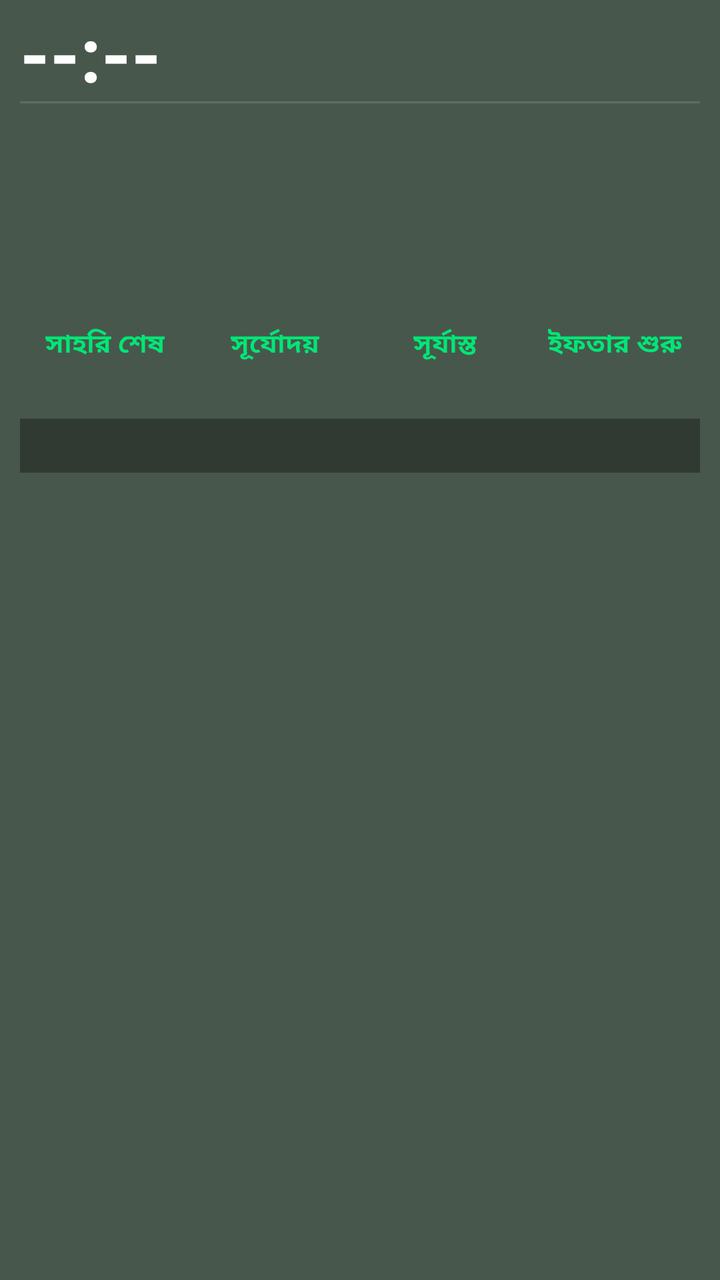
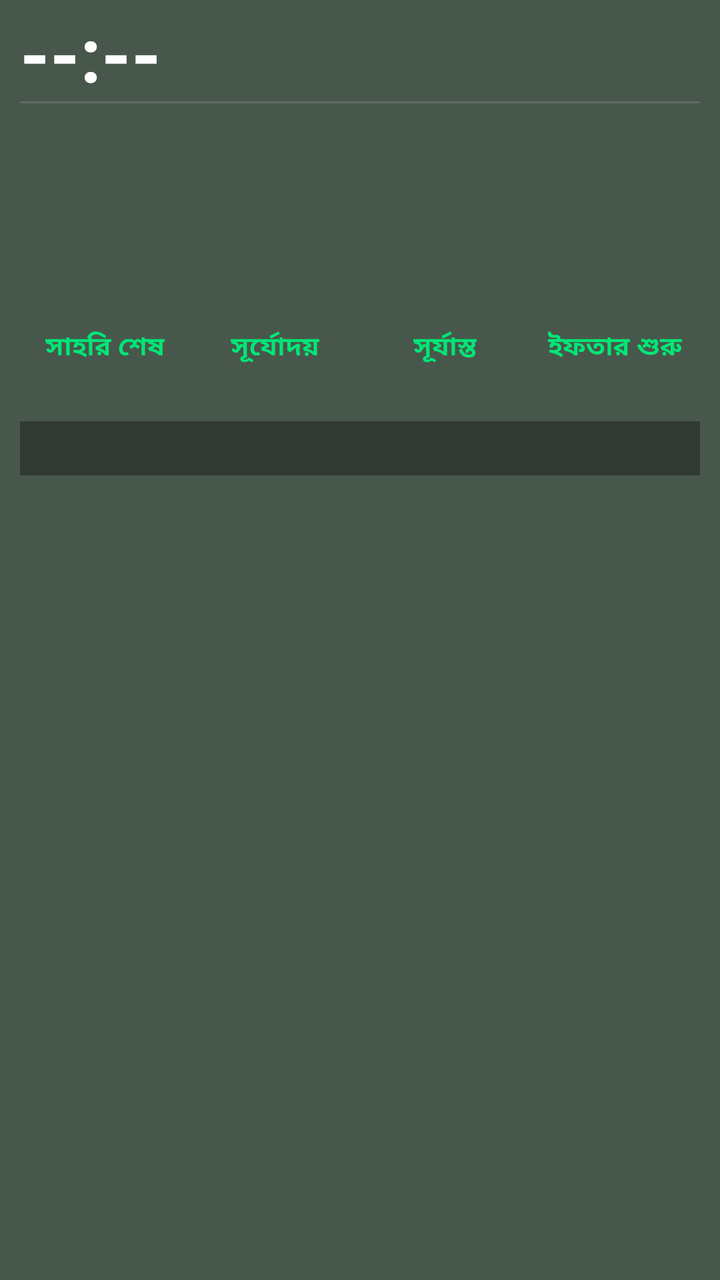

An Android layout rendered at two revisions. The XML below is the earlier revision; the diff shows what the commit changed to produce the second picture.
<!-- AndroidManifest.xml: fallback theme Theme.MaterialComponents.DayNight.NoActionBar -->
<!-- res/layout/prayer_widget_layout.xml -->
<?xml version="1.0" encoding="utf-8"?>
<LinearLayout xmlns:android="http://schemas.android.com/apk/res/android"
    android:layout_width="match_parent"
    android:layout_height="match_parent"
    android:orientation="vertical"
    android:background="@drawable/widget_background"
    android:paddingStart="10dp"
    android:paddingEnd="10dp"
    android:paddingTop="6dp"
    android:paddingBottom="8dp">

    
    <LinearLayout
        android:layout_width="match_parent"
        android:layout_height="wrap_content"
        android:orientation="horizontal"
        android:gravity="top">

        <TextView
            android:id="@+id/widget_time"
            android:layout_width="0dp"
            android:layout_height="wrap_content"
            android:layout_weight="1"
            android:text="--:--"
            android:textColor="#FFFFFF"
            android:textSize="38sp"
            android:textStyle="bold"
            android:includeFontPadding="false"
            android:gravity="start|center_vertical" />

        <LinearLayout
            android:layout_width="wrap_content"
            android:layout_height="wrap_content"
            android:orientation="vertical"
            android:gravity="end">

            <TextView
                android:id="@+id/widget_location"
                android:layout_width="wrap_content"
                android:layout_height="wrap_content"
                android:text=""
                android:textColor="#80DEEA"
                android:textSize="14sp"
                android:textStyle="bold"
                android:gravity="end"
                android:singleLine="true"
                android:ellipsize="end"
                android:maxWidth="180dp" />

            <TextView
                android:id="@+id/widget_weather"
                android:layout_width="wrap_content"
                android:layout_height="wrap_content"
                android:layout_marginTop="2dp"
                android:text=""
                android:textColor="#B0BEC5"
                android:textSize="13sp"
                android:textStyle="bold"
                android:gravity="end"
                android:singleLine="true"
                android:ellipsize="end"
                android:maxWidth="180dp" />

        </LinearLayout>

    </LinearLayout>

    
    <TextView
        android:layout_width="match_parent"
        android:layout_height="1dp"
        android:layout_marginTop="0dp"
        android:layout_marginBottom="2dp"
        android:background="#22FFFFFF"
        android:text="" />

    
    <LinearLayout
        android:layout_width="match_parent"
        android:layout_height="wrap_content"
        android:orientation="horizontal">

        
        <LinearLayout
            android:layout_width="0dp"
            android:layout_height="wrap_content"
            android:layout_weight="1"
            android:orientation="vertical">

            <TextView
                android:id="@+id/widget_waqt_name"
                android:layout_width="wrap_content"
                android:layout_height="wrap_content"
                android:text=""
                android:textColor="#FFFFFF"
                android:textSize="20sp"
                android:textStyle="bold" />

            <TextView
                android:id="@+id/widget_waqt_range"
                android:layout_width="wrap_content"
                android:layout_height="wrap_content"
                android:layout_marginTop="2dp"
                android:text=""
                android:textColor="#ECEFF1"
                android:textSize="18sp"
                android:textStyle="bold" />

            <TextView
                android:id="@+id/widget_waqt_remaining_label"
                android:layout_width="wrap_content"
                android:layout_height="wrap_content"
                android:layout_marginTop="3dp"
                android:text=""
                android:textColor="#B0BEC5"
                android:textSize="14sp"
                android:textStyle="bold" />

            <TextView
                android:id="@+id/widget_waqt_remaining_value"
                android:layout_width="wrap_content"
                android:layout_height="wrap_content"
                android:layout_marginTop="1dp"
                android:text=""
                android:textColor="#FFFFFF"
                android:textSize="18sp"
                android:textStyle="bold" />

        </LinearLayout>

        
        <LinearLayout
            android:layout_width="0dp"
            android:layout_height="wrap_content"
            android:layout_weight="1"
            android:orientation="vertical">

            <TextView
                android:id="@+id/widget_day"
                android:layout_width="match_parent"
                android:layout_height="wrap_content"
                android:text=""
                android:textColor="#00E676"
                android:textSize="19sp"
                android:textStyle="bold"
                android:singleLine="true"
                android:ellipsize="end"
                android:gravity="end" />

            <TextView
                android:id="@+id/widget_gregorian"
                android:layout_width="match_parent"
                android:layout_height="wrap_content"
                android:layout_marginTop="2dp"
                android:text=""
                android:textColor="#E0E0E0"
                android:textSize="15sp"
                android:textStyle="bold"
                android:gravity="end" />

            <TextView
                android:id="@+id/widget_hijri"
                android:layout_width="match_parent"
                android:layout_height="wrap_content"
                android:layout_marginTop="2dp"
                android:text=""
                android:textColor="#CE93D8"
                android:textSize="15sp"
                android:textStyle="bold"
                android:gravity="end" />

            <TextView
                android:id="@+id/widget_bangla_date"
                android:layout_width="match_parent"
                android:layout_height="wrap_content"
                android:layout_marginTop="2dp"
                android:text=""
                android:textColor="#80DEEA"
                android:textSize="15sp"
                android:textStyle="bold"
                android:gravity="end" />

        </LinearLayout>
    </LinearLayout>

    
    <LinearLayout
        android:layout_width="match_parent"
        android:layout_height="wrap_content"
        android:layout_marginTop="8dp"
        android:orientation="horizontal">

        <LinearLayout
            android:layout_width="0dp"
            android:layout_height="wrap_content"
            android:layout_weight="1"
            android:orientation="vertical"
            android:gravity="center">

            <TextView
                android:id="@+id/widget_sehri_label"
                android:layout_width="wrap_content"
                android:layout_height="wrap_content"
                android:text="সাহরি শেষ"
                android:textColor="#00E676"
                android:textSize="13sp"
                android:textStyle="bold" />

            <TextView
                android:id="@+id/widget_sehri"
                android:layout_width="wrap_content"
                android:layout_height="wrap_content"
                android:text=""
                android:textColor="#00E676"
                android:textSize="16sp"
                android:textStyle="bold" />

        </LinearLayout>

        <LinearLayout
            android:layout_width="0dp"
            android:layout_height="wrap_content"
            android:layout_weight="1"
            android:orientation="vertical"
            android:gravity="center">

            <TextView
                android:id="@+id/widget_sunrise_label"
                android:layout_width="wrap_content"
                android:layout_height="wrap_content"
                android:text="সূর্যোদয়"
                android:textColor="#00E676"
                android:textSize="13sp"
                android:textStyle="bold" />

            <TextView
                android:id="@+id/widget_sunrise"
                android:layout_width="wrap_content"
                android:layout_height="wrap_content"
                android:text=""
                android:textColor="#00E676"
                android:textSize="16sp"
                android:textStyle="bold" />

        </LinearLayout>

        <LinearLayout
            android:layout_width="0dp"
            android:layout_height="wrap_content"
            android:layout_weight="1"
            android:orientation="vertical"
            android:gravity="center">

            <TextView
                android:id="@+id/widget_sunset_label"
                android:layout_width="wrap_content"
                android:layout_height="wrap_content"
                android:text="সূর্যাস্ত"
                android:textColor="#00E676"
                android:textSize="13sp"
                android:textStyle="bold" />

            <TextView
                android:id="@+id/widget_sunset"
                android:layout_width="wrap_content"
                android:layout_height="wrap_content"
                android:text=""
                android:textColor="#00E676"
                android:textSize="16sp"
                android:textStyle="bold" />

        </LinearLayout>

        <LinearLayout
            android:layout_width="0dp"
            android:layout_height="wrap_content"
            android:layout_weight="1"
            android:orientation="vertical"
            android:gravity="center">

            <TextView
                android:id="@+id/widget_iftar_label"
                android:layout_width="wrap_content"
                android:layout_height="wrap_content"
                android:text="ইফতার শুরু"
                android:textColor="#00E676"
                android:textSize="13sp"
                android:textStyle="bold" />

            <TextView
                android:id="@+id/widget_iftar"
                android:layout_width="wrap_content"
                android:layout_height="wrap_content"
                android:text=""
                android:textColor="#00E676"
                android:textSize="16sp"
                android:textStyle="bold" />

        </LinearLayout>

    </LinearLayout>

    
    <TextView
        android:id="@+id/widget_alert"
        android:layout_width="match_parent"
        android:layout_height="wrap_content"
        android:layout_marginTop="6dp"
        android:paddingTop="4dp"
        android:paddingBottom="4dp"
        android:paddingStart="4dp"
        android:paddingEnd="4dp"
        android:background="#55000000"
        android:text=""
        android:textColor="#FFD54F"
        android:textSize="14sp"
        android:textStyle="bold"
        android:gravity="start"
        android:maxLines="10"
        android:ellipsize="end" />

</LinearLayout>
<!-- resources referenced by this layout -->
<resources>
  <!-- drawable widget_background (drawable) -->
  <?xml version="1.0" encoding="utf-8"?>
  <shape xmlns:android="http://schemas.android.com/apk/res/android"
      android:shape="rectangle">
      <solid android:color="#CC1B2E1F" />
  </shape>
</resources>

<!-- the commit's change to res/layout/prayer_widget_layout.xml (unified diff, before → after) -->
@@ -112,8 +112,8 @@
                 android:layout_height="wrap_content"
                 android:layout_marginTop="3dp"
                 android:text=""
-                android:textColor="#B0BEC5"
-                android:textSize="14sp"
+                android:textColor="#CE93D8"
+                android:textSize="15sp"
                 android:textStyle="bold" />
 
             <TextView
